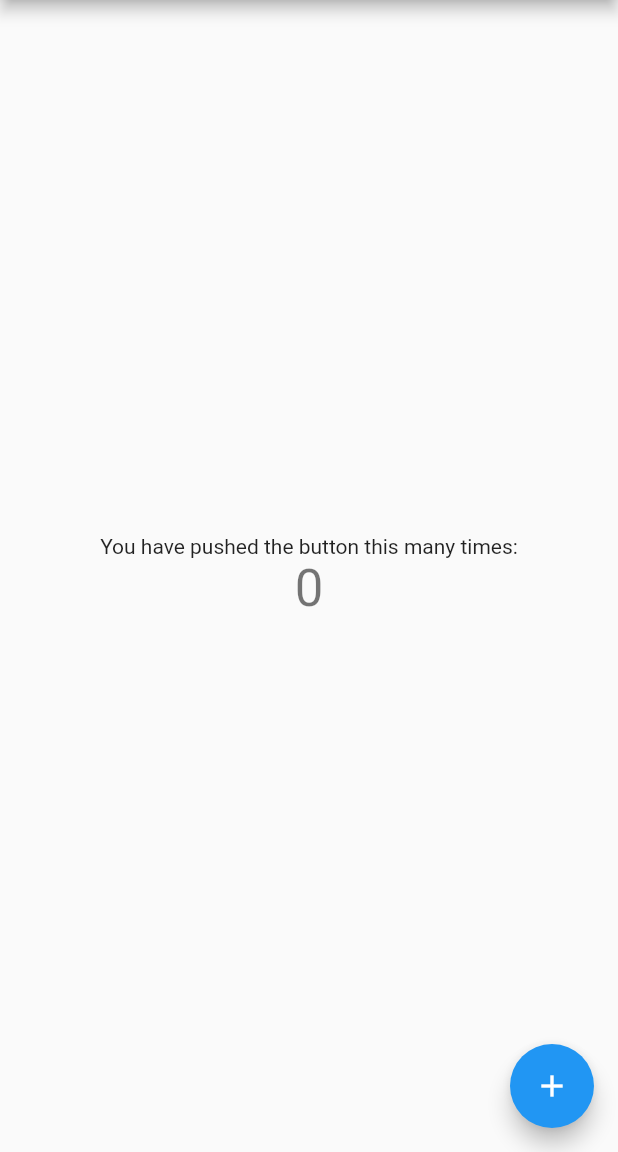
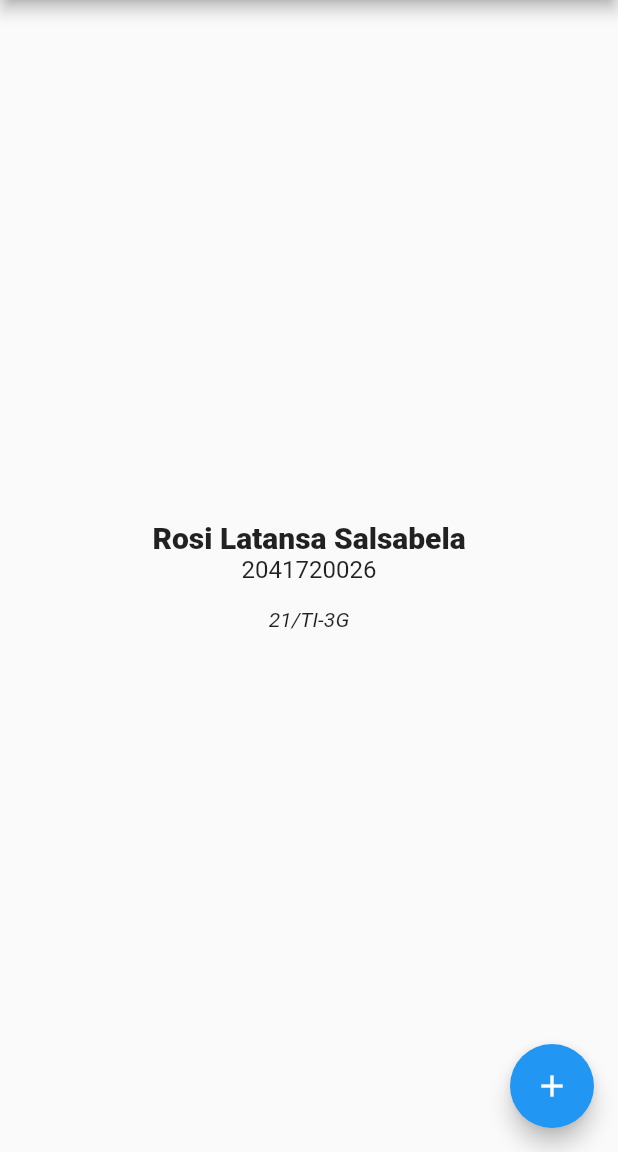
Before and after one commit to rossilaa181/flutter-app, a Flutter app: the screen it shows after launch, on a phone screen of 412 x 824 dp, the part 84-1236 px from its top. Run offline on Flutter 3.47's test engine with Material 2 defaults, Android fonts, the phone set to English and light mode, and no system bars.

Commit message:
add identity

```diff
--- a/lib/main.dart
+++ b/lib/main.dart
@@ -94,13 +94,18 @@ class _MyHomePageState extends State<MyHomePage> {
           // axis because Columns are vertical (the cross axis would be
           // horizontal).
           mainAxisAlignment: MainAxisAlignment.center,
-          children: <Widget>[
-            const Text(
-              'You have pushed the button this many times:',
+          children: const [
+            Text(
+              'Rosi Latansa Salsabela',
+              style: TextStyle(fontWeight: FontWeight.w800, fontSize: 20),
             ),
             Text(
-              '$_counter',
-              style: Theme.of(context).textTheme.headline4,
+              '2041720026',
+              style: TextStyle(fontSize: 16),
+            ),
+            Text(
+              '\n21/TI-3G',
+              style: TextStyle(fontStyle: FontStyle.italic),
             ),
           ],
         ),
```
